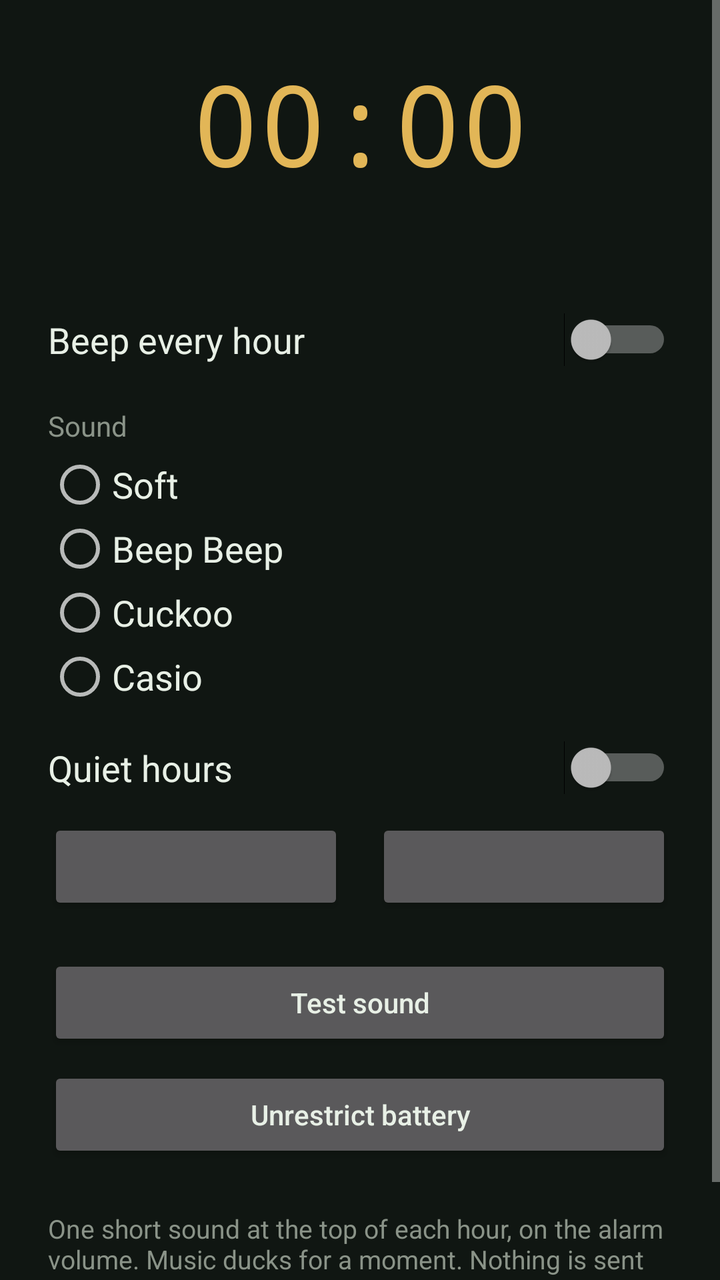
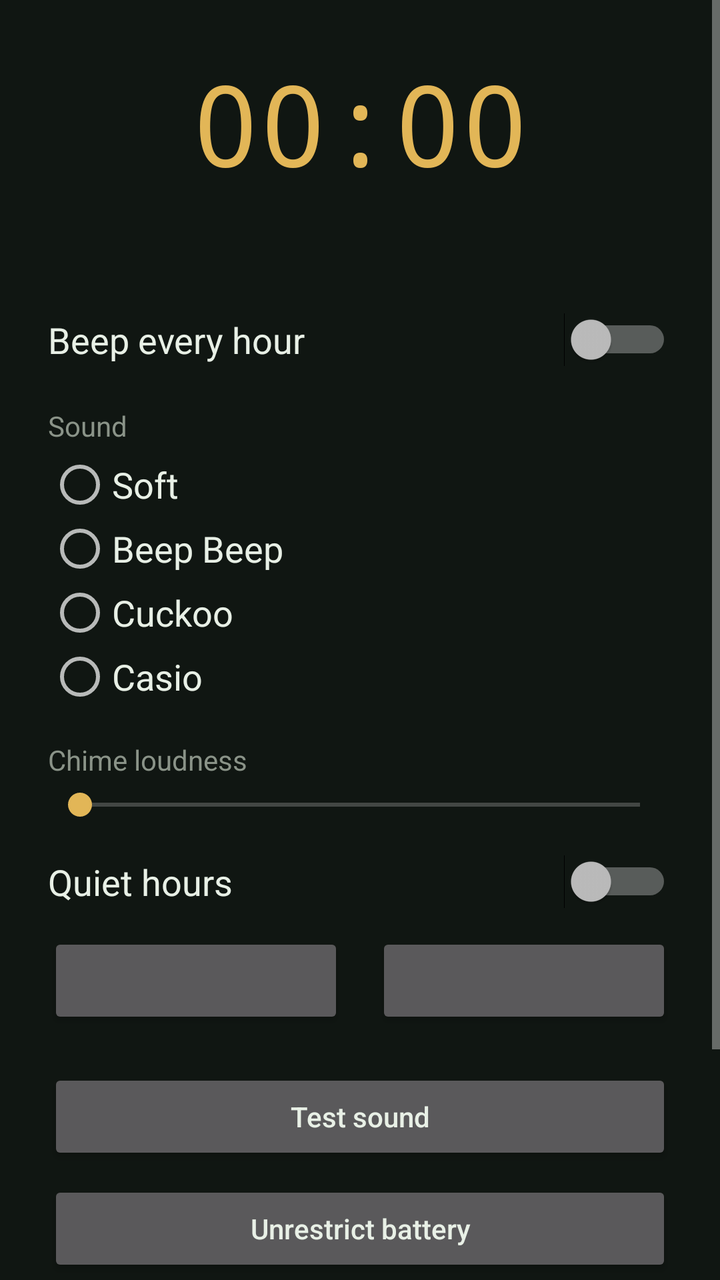

Screens rendered from an Android XML layout before and after an edit, with the pre-edit source and the edit as a unified diff.
<!-- AndroidManifest.xml: application theme AppTheme -->
<!-- res/layout/activity_main.xml -->
<?xml version="1.0" encoding="utf-8"?>
<ScrollView xmlns:android="http://schemas.android.com/apk/res/android"
    android:id="@+id/root"
    android:layout_width="match_parent"
    android:layout_height="match_parent"
    android:fillViewport="true"
    android:background="#101612">

    <LinearLayout
        android:layout_width="match_parent"
        android:layout_height="wrap_content"
        android:orientation="vertical"
        android:padding="24dp">

        <TextView
            android:id="@+id/clock"
            android:layout_width="match_parent"
            android:layout_height="wrap_content"
            android:fontFamily="monospace"
            android:gravity="center"
            android:textColor="#E2B657"
            android:textSize="56sp"
            android:text="00:00" />

        <TextView
            android:id="@+id/next"
            android:layout_width="match_parent"
            android:layout_height="wrap_content"
            android:layout_marginTop="8dp"
            android:gravity="center"
            android:textColor="#8A9388"
            android:textSize="16sp" />

        <TextView
            android:id="@+id/exact"
            android:layout_width="match_parent"
            android:layout_height="wrap_content"
            android:layout_marginTop="12dp"
            android:gravity="center"
            android:textColor="#E07A5F"
            android:textSize="14sp"
            android:visibility="gone" />

        <Switch
            android:id="@+id/enabled"
            android:layout_width="match_parent"
            android:layout_height="wrap_content"
            android:layout_marginTop="28dp"
            android:text="@string/chime_switch"
            android:textColor="#E8F0E6"
            android:textSize="18sp" />

        <TextView
            android:layout_width="match_parent"
            android:layout_height="wrap_content"
            android:layout_marginTop="20dp"
            android:text="@string/sound"
            android:textColor="#8A9388"
            android:textSize="14sp" />

        <RadioGroup
            android:id="@+id/sounds"
            android:layout_width="match_parent"
            android:layout_height="wrap_content"
            android:layout_marginTop="4dp">

            <RadioButton
                android:id="@+id/sound_soft"
                android:layout_width="match_parent"
                android:layout_height="wrap_content"
                android:text="@string/sound_soft"
                android:textColor="#E8F0E6"
                android:textSize="18sp" />

            <RadioButton
                android:id="@+id/sound_beep_beep"
                android:layout_width="match_parent"
                android:layout_height="wrap_content"
                android:text="@string/sound_beep_beep"
                android:textColor="#E8F0E6"
                android:textSize="18sp" />

            <RadioButton
                android:id="@+id/sound_cuckoo"
                android:layout_width="match_parent"
                android:layout_height="wrap_content"
                android:text="@string/sound_cuckoo"
                android:textColor="#E8F0E6"
                android:textSize="18sp" />
            <RadioButton
                android:id="@+id/sound_casio"
                android:layout_width="match_parent"
                android:layout_height="wrap_content"
                android:text="@string/sound_casio"
                android:textColor="#E8F0E6"
                android:textSize="18sp" />
        </RadioGroup>

        <Switch
            android:id="@+id/quiet"
            android:layout_width="match_parent"
            android:layout_height="wrap_content"
            android:layout_marginTop="16dp"
            android:text="@string/quiet_switch"
            android:textColor="#E8F0E6"
            android:textSize="18sp" />

        <LinearLayout
            android:layout_width="match_parent"
            android:layout_height="wrap_content"
            android:layout_marginTop="12dp"
            android:orientation="horizontal">

            <Button
                android:id="@+id/start"
                android:layout_width="0dp"
                android:layout_height="wrap_content"
                android:layout_marginEnd="8dp"
                android:layout_weight="1"
                android:textAllCaps="false" />

            <Button
                android:id="@+id/end"
                android:layout_width="0dp"
                android:layout_height="wrap_content"
                android:layout_marginStart="8dp"
                android:layout_weight="1"
                android:textAllCaps="false" />
        </LinearLayout>

        <Button
            android:id="@+id/test"
            android:layout_width="match_parent"
            android:layout_height="wrap_content"
            android:layout_marginTop="20dp"
            android:text="@string/test"
            android:textAllCaps="false" />

        <Button
            android:id="@+id/battery"
            android:layout_width="match_parent"
            android:layout_height="wrap_content"
            android:layout_marginTop="8dp"
            android:text="@string/battery"
            android:textAllCaps="false" />

        <TextView
            android:layout_width="match_parent"
            android:layout_height="wrap_content"
            android:layout_marginTop="24dp"
            android:text="@string/hint"
            android:textColor="#8A9388"
            android:textSize="13sp" />
    </LinearLayout>
</ScrollView>
<!-- resources referenced by this layout -->
<resources>
  <string name="battery">Unrestrict battery</string>
  <string name="chime_switch">Beep every hour</string>
  <string name="hint">One short sound at the top of each hour, on the alarm volume. Music ducks for a moment. Nothing is sent off the phone. If a beep is missed after the screen has been off all day, tap Unrestrict battery.</string>
  <string name="quiet_switch">Quiet hours</string>
  <string name="sound">Sound</string>
  <string name="sound_beep_beep">Beep Beep</string>
  <string name="sound_casio">Casio</string>
  <string name="sound_cuckoo">Cuckoo</string>
  <string name="sound_soft">Soft</string>
  <string name="test">Test sound</string>
  <style name="AppTheme" parent="android:Theme.Material.NoActionBar">
          <item name="android:statusBarColor">#101612</item>
          <item name="android:navigationBarColor">#101612</item>
          <item name="android:windowBackground">#101612</item>
          <item name="android:colorAccent">#E2B657</item>
          <item name="android:textColor">#E8F0E6</item>
          <item name="android:windowLightStatusBar">false</item>
          <item name="android:windowLightNavigationBar">false</item>
      </style>
</resources>

<!-- the commit's change to res/layout/activity_main.xml (unified diff, before → after) -->
@@ -96,6 +96,24 @@
                 android:textSize="18sp" />
         </RadioGroup>
 
+        <TextView
+            android:id="@+id/volume_label"
+            android:layout_width="match_parent"
+            android:layout_height="wrap_content"
+            android:layout_marginTop="16dp"
+            android:text="@string/volume"
+            android:textColor="#8A9388"
+            android:textSize="14sp" />
+
+        <SeekBar
+            android:id="@+id/volume"
+            android:layout_width="match_parent"
+            android:layout_height="wrap_content"
+            android:layout_marginTop="4dp"
+            android:max="100"
+            android:progressTint="#E2B657"
+            android:thumbTint="#E2B657" />
+
         <Switch
             android:id="@+id/quiet"
             android:layout_width="match_parent"
<!-- resource entries referenced after the edit -->
@@ -2,7 +2,7 @@
 <resources>
   <string name="battery">Unrestrict battery</string>
   <string name="chime_switch">Beep every hour</string>
-  <string name="hint">One short sound at the top of each hour, on the alarm volume. Music ducks for a moment. Nothing is sent off the phone. If a beep is missed after the screen has been off all day, tap Unrestrict battery.</string>
+  <string name="hint">One short sound at the top of each hour, on the alarm volume. The slider turns that down for this app only. Music ducks for a moment. Nothing is sent off the phone. Quiet hours include both the start and the end. If a beep is missed after the screen has been off all day, tap Unrestrict battery.</string>
   <string name="quiet_switch">Quiet hours</string>
   <string name="sound">Sound</string>
   <string name="sound_beep_beep">Beep Beep</string>
@@ -10,6 +10,7 @@
   <string name="sound_cuckoo">Cuckoo</string>
   <string name="sound_soft">Soft</string>
   <string name="test">Test sound</string>
+  <string name="volume">Chime loudness</string>
   <style name="AppTheme" parent="android:Theme.Material.NoActionBar">
           <item name="android:statusBarColor">#101612</item>
           <item name="android:navigationBarColor">#101612</item>
